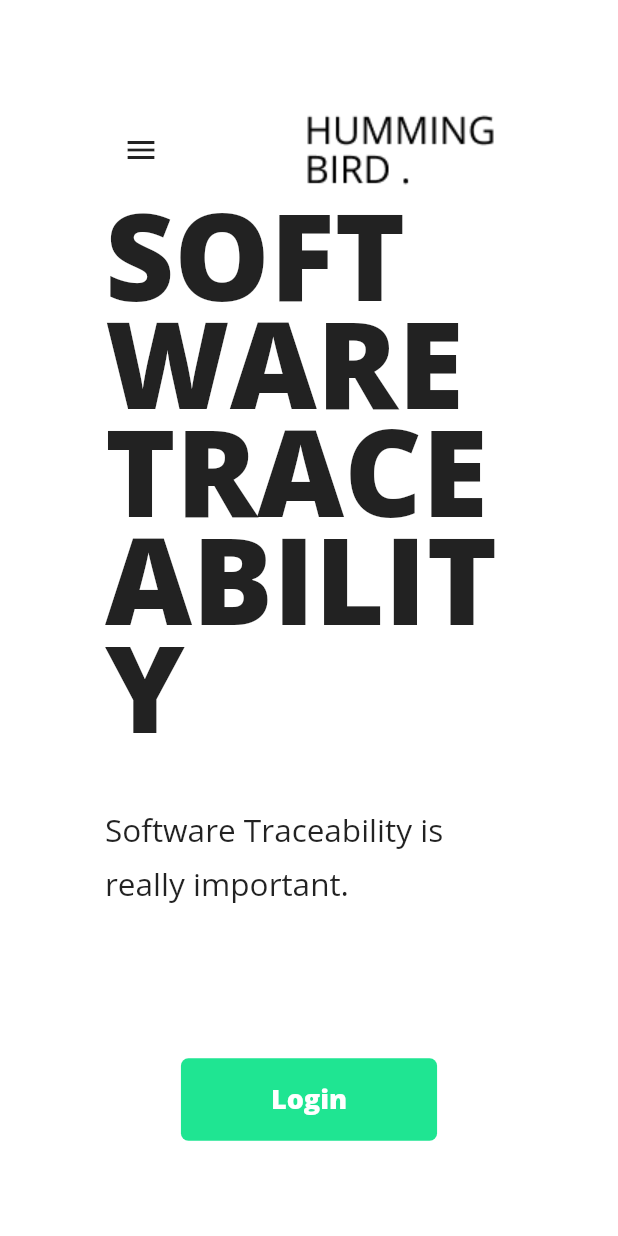
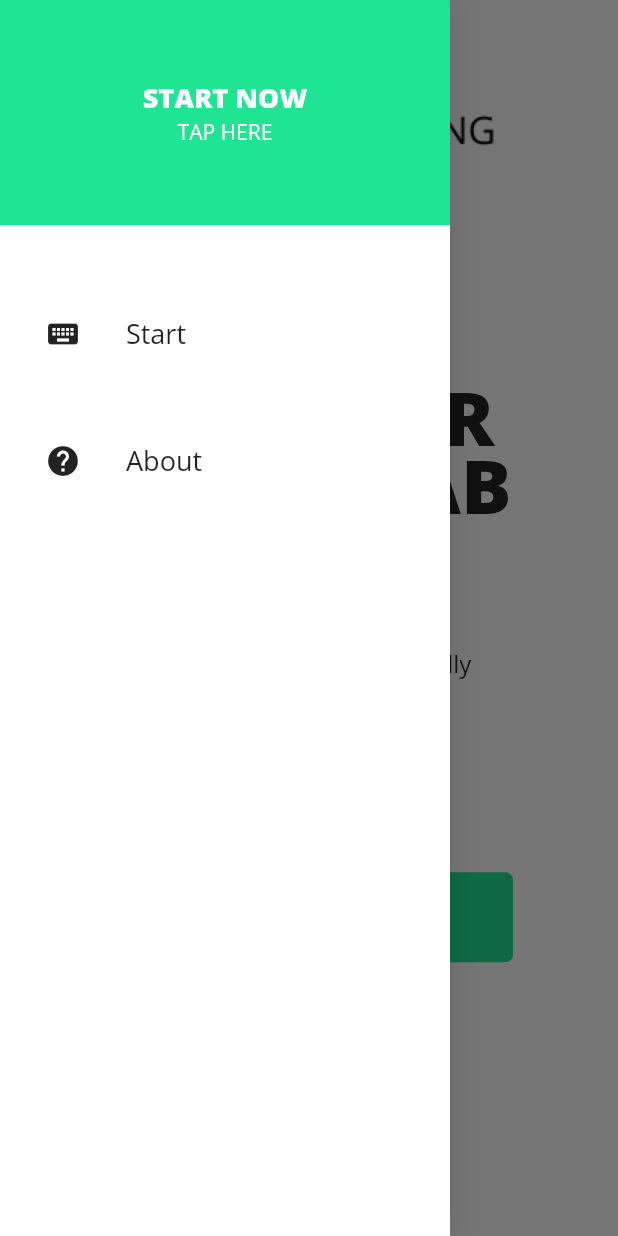
Before and after one commit to mfmayt/software-traceability, a Flutter app: the screen it shows after launch, with the side drawer open (before the commit the screen has no drawer), on a phone screen of 412 x 824 dp. Run offline on Flutter 3.47's test engine with Material 2 defaults, Android fonts, the phone set to English and light mode, and no system bars; our stand-ins replace responsive_builder.

Commit message:
frontend v0.1.1

```diff
--- /dev/null
+++ b/frontend/lib/constants/app_colors.dart
@@ -0,0 +1,3 @@
+import 'package:flutter/material.dart';
+
+const Color primaryColor = Color.fromARGB(255, 31, 229, 146);
--- a/frontend/lib/views/home/home_view.dart
+++ b/frontend/lib/views/home/home_view.dart
@@ -1,19 +1,22 @@
 import 'package:flutter/material.dart';
 import 'package:frontend/views/home/home_content_desktop.dart';
 import 'package:frontend/views/home/home_content_mobile.dart';
-import 'package:frontend/widgets/call_to_action/call_to_action.dart';
 import 'package:frontend/widgets/centered_view/centered_view.dart';
-import 'package:frontend/widgets/course_details/course_details.dart';
 import 'package:frontend/widgets/navigation_bar/navigation_bar.dart';
+import 'package:frontend/widgets/navigation_drawer/navigation_drawer.dart';
 import 'package:responsive_builder/responsive_builder.dart';
 
 class HomeView extends StatelessWidget {
-  const HomeView
-({Key key}) : super(key: key);
+  const HomeView({Key key}) : super(key: key);
 
   @override
     Widget build(BuildContext context) {
-    return Scaffold(
+    return ResponsiveBuilder(
+      builder:(context,sizingInformation) => Scaffold(
+        drawer: sizingInformation.deviceScreenType == DeviceScreenType.mobile
+          ? NavigationDrawer()
+          : null,
+
         backgroundColor: Colors.white,
         body: CenteredView(
           child:Column(
@@ -28,6 +31,7 @@
             ],
           ),
         )
+      ),
     );
   }
 }
--- a/frontend/lib/widgets/call_to_action/call_to_action.dart
+++ b/frontend/lib/widgets/call_to_action/call_to_action.dart
@@ -1,4 +1,7 @@
 import 'package:flutter/material.dart';
+import 'package:frontend/widgets/call_to_action/call_to_action_mobile.dart';
+import 'package:frontend/widgets/call_to_action/call_to_action_tablet_desktop.dart';
+import 'package:responsive_builder/responsive_builder.dart';
 
 class CallToAction extends StatelessWidget {
   final String title;
@@ -6,18 +9,9 @@
 
   @override
   Widget build(BuildContext context) {
-    return Container(
-      padding: const EdgeInsets.symmetric(horizontal:60, vertical: 15),
-      child: Text(
-        title,
-        style: TextStyle(
-          fontSize: 18,
-          fontWeight:FontWeight.w800,
-          color: Colors.white
-        )
-      ),
-      decoration: BoxDecoration(color: Color.fromARGB(255, 31, 229, 146),
-      borderRadius: BorderRadius.circular(5)),
+    return ScreenTypeLayout(
+      mobile: CallToActionMobile(title),
+      desktop: CallToActionTabletDesktop(title),
     );
   }
 }
--- /dev/null
+++ b/frontend/lib/widgets/call_to_action/call_to_action_mobile.dart
@@ -0,0 +1,27 @@
+import 'package:flutter/material.dart';
+import 'package:frontend/constants/app_colors.dart';
+
+class CallToActionMobile extends StatelessWidget {
+  final String title;
+  const CallToActionMobile(this.title);
+
+  @override
+  Widget build(BuildContext context) {
+    return Container(
+      height: 60,
+      alignment: Alignment.center,
+      child: Text(
+        title,
+        style:TextStyle(
+          fontSize: 18,
+          fontWeight:FontWeight.w800,
+          color: Colors.white
+        ),
+      ),
+      decoration: BoxDecoration(
+        color: primaryColor,
+        borderRadius: BorderRadius.circular(5)
+      ),
+    );
+  }
+}
--- /dev/null
+++ b/frontend/lib/widgets/call_to_action/call_to_action_tablet_desktop.dart
@@ -0,0 +1,26 @@
+import 'package:flutter/material.dart';
+import 'package:frontend/constants/app_colors.dart';
+
+class CallToActionTabletDesktop extends StatelessWidget {
+  final String title;
+  const CallToActionTabletDesktop(this.title);
+
+  @override
+  Widget build(BuildContext context) {
+    return Container(
+      padding: const EdgeInsets.symmetric(horizontal:60, vertical: 15),
+      child: Text(
+        title,
+        style: TextStyle(
+          fontSize: 18,
+          fontWeight:FontWeight.w800,
+          color: Colors.white
+        )
+      ),
+      decoration: BoxDecoration(
+        color: primaryColor,
+        borderRadius: BorderRadius.circular(5)
+      ),
+    );
+  }
+}
--- a/frontend/lib/widgets/course_details/course_details.dart
+++ b/frontend/lib/widgets/course_details/course_details.dart
@@ -1,10 +1,25 @@
 import 'package:flutter/material.dart';
+import 'package:responsive_builder/responsive_builder.dart';
 
 class CourseDetails extends StatelessWidget {
   const CourseDetails({Key key}) : super(key: key);
 
   @override
   Widget build(BuildContext context) {
+    return ResponsiveBuilder(
+      builder:(context,sizingInformation){
+        var textAlignment = sizingInformation.deviceScreenType == DeviceScreenType.desktop
+          ? TextAlign.left
+          : TextAlign.center;
+
+        double titleSize = sizingInformation.deviceScreenType == DeviceScreenType.mobile
+          ? 50
+          : 80;
+
+        double descriptionSize = sizingInformation.deviceScreenType == DeviceScreenType.mobile
+          ? 16
+          : 21;
+
         return Container(
           width: 600,
           child: Column(
@@ -13,15 +28,19 @@
             children: <Widget>[
               Text(
                 'SOFTWARE TRACEABILITY',
-            style: TextStyle(fontWeight:FontWeight.w800, height: 0.9,fontSize: 80),
+                style: TextStyle(fontWeight:FontWeight.w800,height: 0.9,fontSize: titleSize),
+                textAlign: textAlignment,
                 ),
               SizedBox(height: 30,),
               Text(
                 'Software Traceability is really important.',
-            style: TextStyle(fontSize: 21, height:1.7),
+                style: TextStyle(fontSize: descriptionSize, height:1.7),
+                textAlign: textAlignment,
               )
             ],
           ),
         );
       }
+    );
   }
+}
--- a/frontend/lib/widgets/navigation_bar/navigation_bar.dart
+++ b/frontend/lib/widgets/navigation_bar/navigation_bar.dart
@@ -1,6 +1,4 @@
 import 'package:flutter/material.dart';
-import 'package:frontend/widgets/navigation_bar/navbar_item.dart';
-import 'package:frontend/widgets/navigation_bar/navbar_logo.dart';
 import 'package:frontend/widgets/navigation_bar/navigation_bar_tablet_desktop.dart';
 import 'package:frontend/widgets/navigation_bar/navigation_bat_mobile.dart';
 import 'package:responsive_builder/responsive_builder.dart';
--- /dev/null
+++ b/frontend/lib/widgets/navigation_drawer/drawer_item.dart
@@ -0,0 +1,22 @@
+import 'package:flutter/material.dart';
+import 'package:frontend/widgets/navigation_bar/navbar_item.dart';
+
+class DrawerItem extends StatelessWidget {
+  final String title;
+  final IconData icon;
+  const DrawerItem(this.title,this.icon);
+
+  @override
+  Widget build(BuildContext context) {
+    return Padding(
+      padding: const EdgeInsets.only(left:30,top:60),
+      child: Row(
+        children: <Widget>[
+          Icon(icon),
+          SizedBox(width:30,),
+          NavBarItem(title)
+        ],
+      ),
+    );
+  }
+}
--- /dev/null
+++ b/frontend/lib/widgets/navigation_drawer/navigation_drawer.dart
@@ -0,0 +1,25 @@
+import 'package:flutter/material.dart';
+import 'package:frontend/widgets/navigation_drawer/drawer_item.dart';
+import 'package:frontend/widgets/navigation_drawer/navigation_drawer_header.dart';
+
+class NavigationDrawer extends StatelessWidget {
+  const NavigationDrawer({Key key}) : super(key: key);
+
+  @override
+  Widget build(BuildContext context) {
+    return Container(
+      width: 300,
+      decoration: BoxDecoration(
+        color: Colors.white,
+        boxShadow: [BoxShadow(color: Colors.black12, blurRadius:16),],
+      ),
+      child: Column(
+        children: <Widget>[
+          NavigationDrawerHeader(),
+          DrawerItem('Start', Icons.keyboard),
+          DrawerItem('About', Icons.help),
+        ],
+      )
+    );
+  }
+}
--- /dev/null
+++ b/frontend/lib/widgets/navigation_drawer/navigation_drawer_header.dart
@@ -0,0 +1,28 @@
+import 'package:flutter/material.dart';
+import 'package:frontend/constants/app_colors.dart';
+
+class NavigationDrawerHeader extends StatelessWidget {
+  const NavigationDrawerHeader({Key key}) : super(key: key);
+
+  @override
+  Widget build(BuildContext context) {
+    return Container(
+      height: 150,
+      color: primaryColor,
+      alignment: Alignment.center,
+      child: Column(
+        mainAxisSize: MainAxisSize.min,
+        children: <Widget>[
+          Text(
+            'START NOW',
+            style: TextStyle(fontSize: 18, fontWeight: FontWeight.w800, color: Colors.white),
+          ),
+          Text(
+            'TAP HERE',
+            style: TextStyle(color: Colors.white),
+          )
+        ],
+      ),
+    );
+  }
+}
```
Lines whose indentation alone changed are shown as unchanged.
